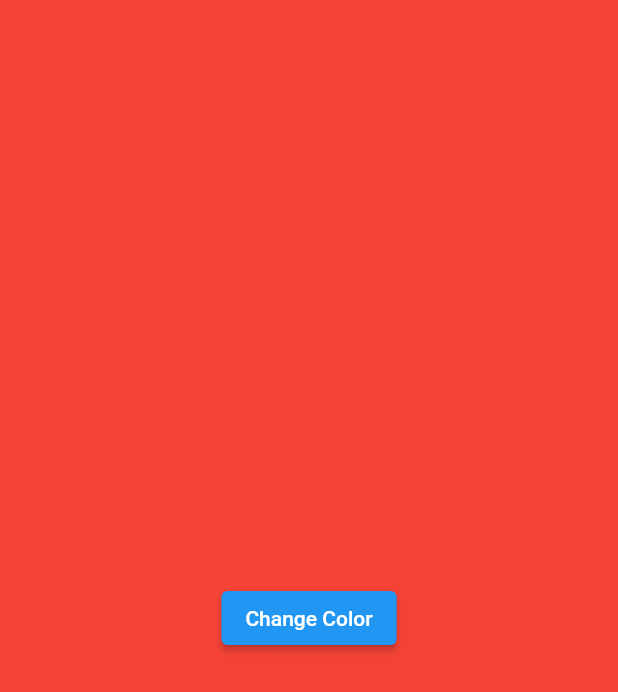
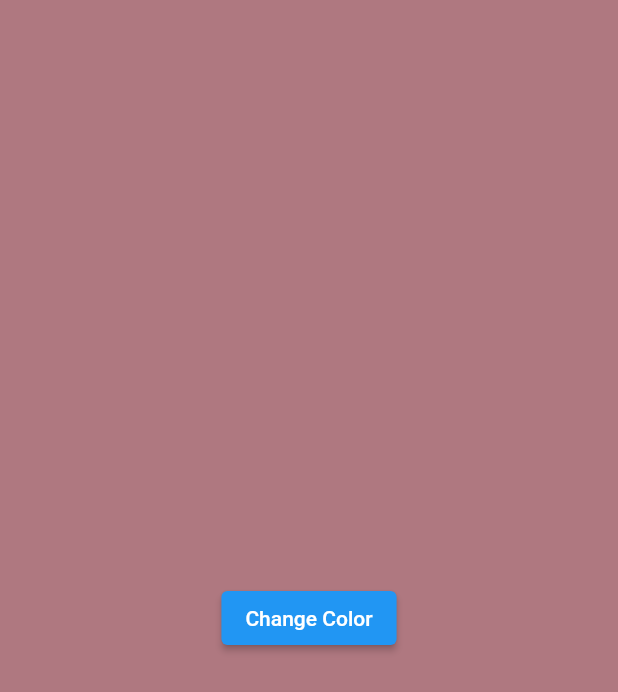
Before and after one commit to Sobhan-Ziyaei/bloc_pattern_example2, a Flutter app: the screen it shows after launch, after a tap on "Change Color", on a phone screen of 412 x 824 dp. Shown: the top 692 px of the screen. Run offline on Flutter 3.47's test engine with Material 2 defaults, Android fonts, the light colour scheme and no system bars; our stand-ins replace flutter_bloc.

Commit message:
complete all files

```diff
--- a/lib/bloc/home_bloc.dart
+++ b/lib/bloc/home_bloc.dart
@@ -1,11 +1,14 @@
+import 'dart:math';
+
 import 'package:bloc_pattern_example2/bloc/home_event.dart';
 import 'package:bloc_pattern_example2/bloc/home_state.dart';
 import 'package:flutter/material.dart';
 import 'package:flutter_bloc/flutter_bloc.dart';
 
 class HomeBloc extends Bloc<HomeEvent, HomeState> {
-  HomeBloc()
-      : super(
-          ColorInit(Colors.red),
-        );
+  HomeBloc() : super(ColorInit(Colors.blue)) {
+    on<ChangeColor>((event, emit) {
+      emit(ColorRepainted(Color(Random().nextInt(0xffffffff))));
+    });
+  }
 }
--- a/lib/bloc/home_state.dart
+++ b/lib/bloc/home_state.dart
@@ -6,3 +6,8 @@ class ColorInit extends HomeState {
   final Color color ;
   ColorInit(this.color);
 }
+
+class ColorRepainted extends HomeState{
+  final Color color ;
+  ColorRepainted(this.color);
+}
--- a/lib/ui/home_screen.dart
+++ b/lib/ui/home_screen.dart
@@ -1,5 +1,6 @@
 import 'package:bloc_pattern_example2/bloc/home_bloc.dart';
 import 'package:bloc_pattern_example2/bloc/home_event.dart';
+import 'package:bloc_pattern_example2/bloc/home_state.dart';
 import 'package:flutter/material.dart';
 import 'package:flutter_bloc/flutter_bloc.dart';
 
@@ -17,8 +18,22 @@ class _HomeScreenState extends State<HomeScreen> {
       body: SafeArea(
         child: Stack(
           children: [
-            Container(
-              color: Colors.red,
+            BlocBuilder<HomeBloc,HomeState>(
+              builder: (context, state) {
+                if (state is ColorInit) {
+                  return Container(
+                    color: state.color,
+                  );
+                }
+                if (state is ColorRepainted) {
+                  return Container(
+                    color: state.color,
+                  );
+                }
+                return Container(
+                  color: Colors.black,
+                );
+              },
             ),
             Center(
               child: ElevatedButton(
```
